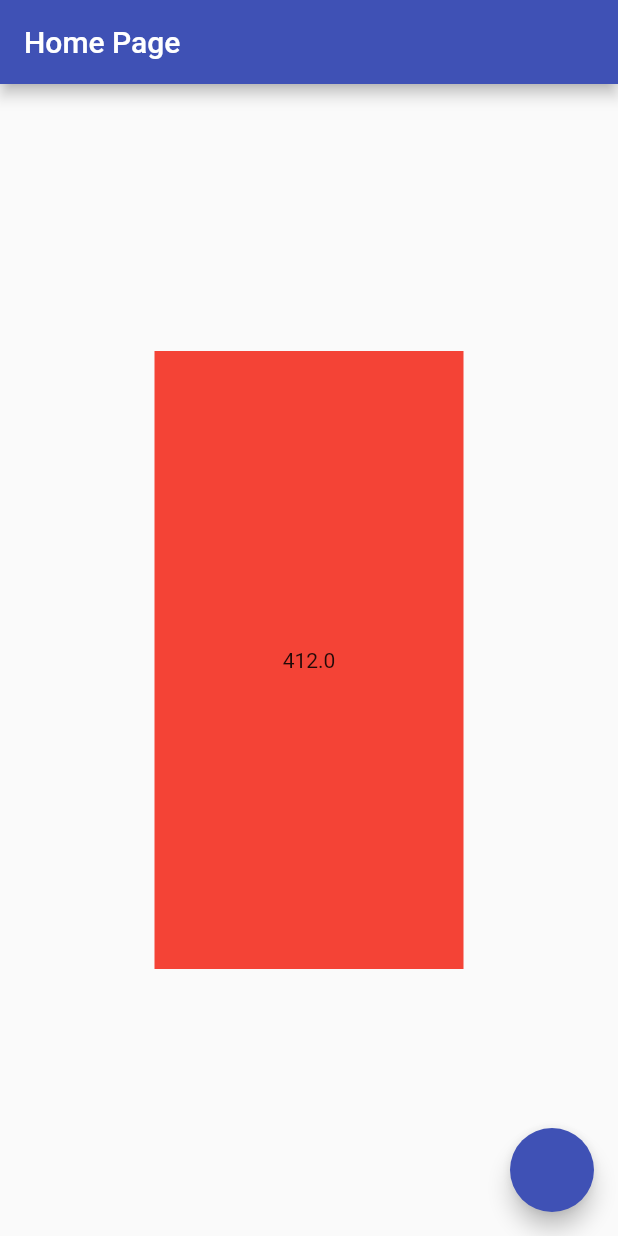
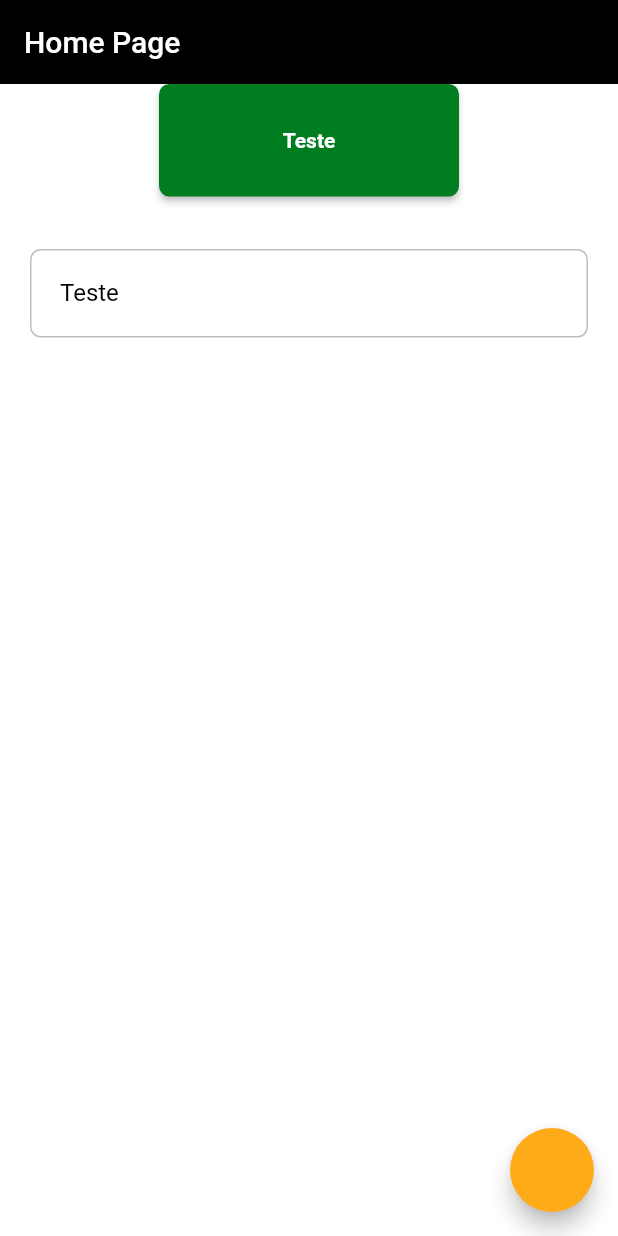
Before and after one commit to John-Rocha/homemade_app_web, a Flutter app: the screen it shows after launch, on a phone screen of 412 x 824 dp. Run offline on Flutter 3.47's test engine with Material 2 defaults, Android fonts, the phone set to English and light mode, and no system bars; our stand-ins replace awesome_snackbar_content, flutter_modular; Roboto replaces fonts that are missing (mplus1).

Commit message:
feat: tema

```diff
--- a/lib/src/app_widget.dart
+++ b/lib/src/app_widget.dart
@@ -1,5 +1,7 @@
 import 'package:flutter/material.dart';
 import 'package:flutter_modular/flutter_modular.dart';
+
+import 'core/ui/theme/theme_config.dart';
 
 class AppWidget extends StatelessWidget {
   const AppWidget({super.key});
@@ -9,7 +11,7 @@
     return MaterialApp.router(
       title: 'Homemade App Web',
       debugShowCheckedModeBanner: false,
-      theme: ThemeData(primarySwatch: Colors.indigo),
+      theme: ThemeConfig.theme,
       routeInformationParser: Modular.routeInformationParser,
       routerDelegate: Modular.routerDelegate,
     );
--- a/lib/src/core/ui/styles/app_styles.dart
+++ b/lib/src/core/ui/styles/app_styles.dart
@@ -1,6 +1,7 @@
 import 'package:flutter/material.dart';
 
 import 'colors_app.dart';
+import 'text_styles.dart';
 
 class AppStyles {
   static AppStyles? _instance;
@@ -17,7 +18,7 @@
         borderRadius: BorderRadius.circular(7),
       ),
       backgroundColor: ColorsApp.instance.primary,
-      textStyle: null,
+      textStyle: TextStyles.instance.textButtonLabel,
     );
   }
 }
--- /dev/null
+++ b/lib/src/core/ui/theme/theme_config.dart
@@ -0,0 +1,50 @@
+import 'package:flutter/material.dart';
+
+import '../styles/app_styles.dart';
+import '../styles/colors_app.dart';
+import '../styles/text_styles.dart';
+
+class ThemeConfig {
+  ThemeConfig._();
+
+  static final defaultInputBorder = OutlineInputBorder(
+    borderRadius: BorderRadius.circular(7),
+    borderSide: BorderSide(
+      color: Colors.grey[400]!,
+    ),
+  );
+
+  static final theme = ThemeData(
+    scaffoldBackgroundColor: Colors.white,
+    appBarTheme: const AppBarTheme(
+      backgroundColor: Colors.black,
+      elevation: 0,
+      iconTheme: IconThemeData(
+        color: Colors.black,
+      ),
+    ),
+    colorScheme: ColorScheme.fromSeed(
+      seedColor: ColorsApp.instance.primary,
+      primary: ColorsApp.instance.primary,
+      secondary: ColorsApp.instance.secondary,
+    ),
+    elevatedButtonTheme: ElevatedButtonThemeData(
+      style: AppStyles.instance.primaryButton,
+    ),
+    inputDecorationTheme: InputDecorationTheme(
+      fillColor: Colors.white,
+      filled: true,
+      isDense: true,
+      contentPadding: const EdgeInsets.all(20),
+      border: defaultInputBorder,
+      enabledBorder: defaultInputBorder,
+      focusedBorder: defaultInputBorder,
+      labelStyle: TextStyles.instance.textRegular.copyWith(
+        color: Colors.black,
+      ),
+      errorStyle: TextStyles.instance.textRegular.copyWith(
+        color: Colors.redAccent,
+      ),
+    ),
+  );
+}
--- a/lib/src/modules/home/home_page.dart
+++ b/lib/src/modules/home/home_page.dart
@@ -1,9 +1,10 @@
 import 'package:flutter/material.dart';
 
-import '../../core/env/env.dart';
 import '../../core/ui/helpers/loader.dart';
 import '../../core/ui/helpers/messages.dart';
 import '../../core/ui/helpers/size_extensions.dart';
+import '../../core/ui/styles/colors_app.dart';
+import '../../core/ui/styles/text_styles.dart';
 
 class HomePage extends StatefulWidget {
   const HomePage({super.key});
@@ -20,15 +21,32 @@
         title: const Text('Home Page'),
       ),
       body: Center(
-        child: Container(
-          color: Colors.red,
-          width: context.percentWidth(.5),
-          height: context.percentHeight(.5),
-          child: Center(
-            child: Text(
-              context.screenWidth.toString(),
+        child: Column(
+          children: [
+            SizedBox(
+              width: 200,
+              height: 75,
+              child: ElevatedButton(
+                onPressed: () {},
+                child: const Text('Teste'),
+              ),
             ),
-          ),
+            const SizedBox(
+              height: 15,
+            ),
+            Padding(
+              padding: const EdgeInsets.all(20),
+              child: Form(
+                autovalidateMode: AutovalidateMode.onUserInteraction,
+                child: TextFormField(
+                  validator: (value) => 'Erro!',
+                  decoration: const InputDecoration(
+                    label: Text('Teste'),
+                  ),
+                ),
+              ),
+            ),
+          ],
         ),
       ),
       floatingActionButton: FloatingActionButton(
```
